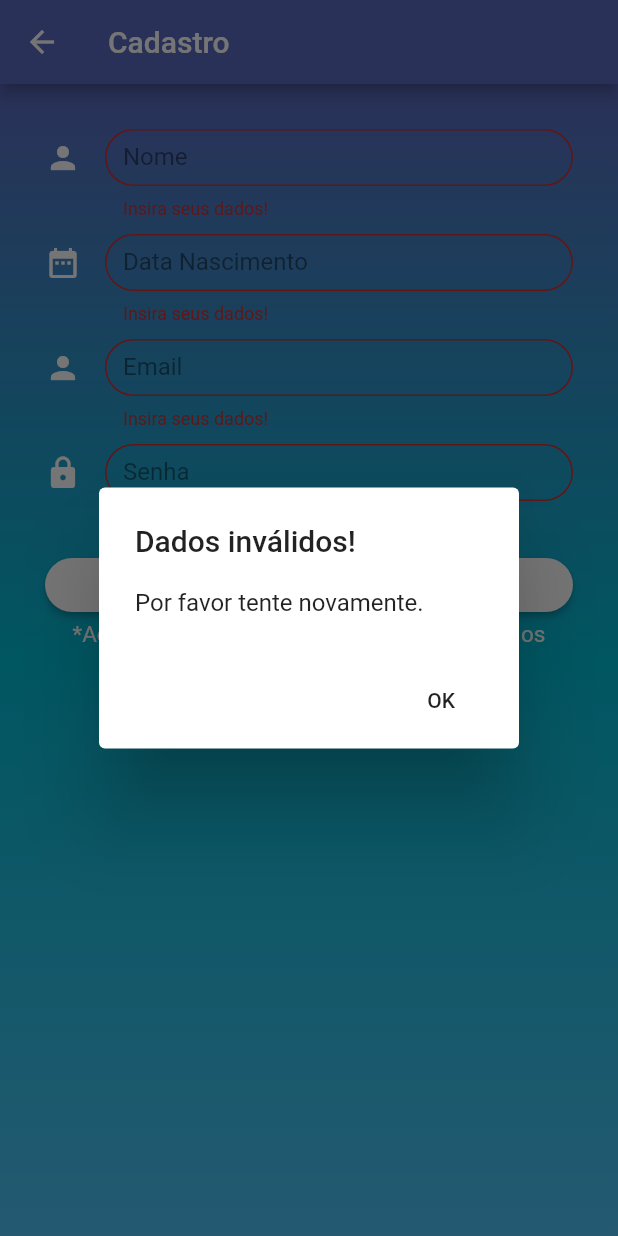
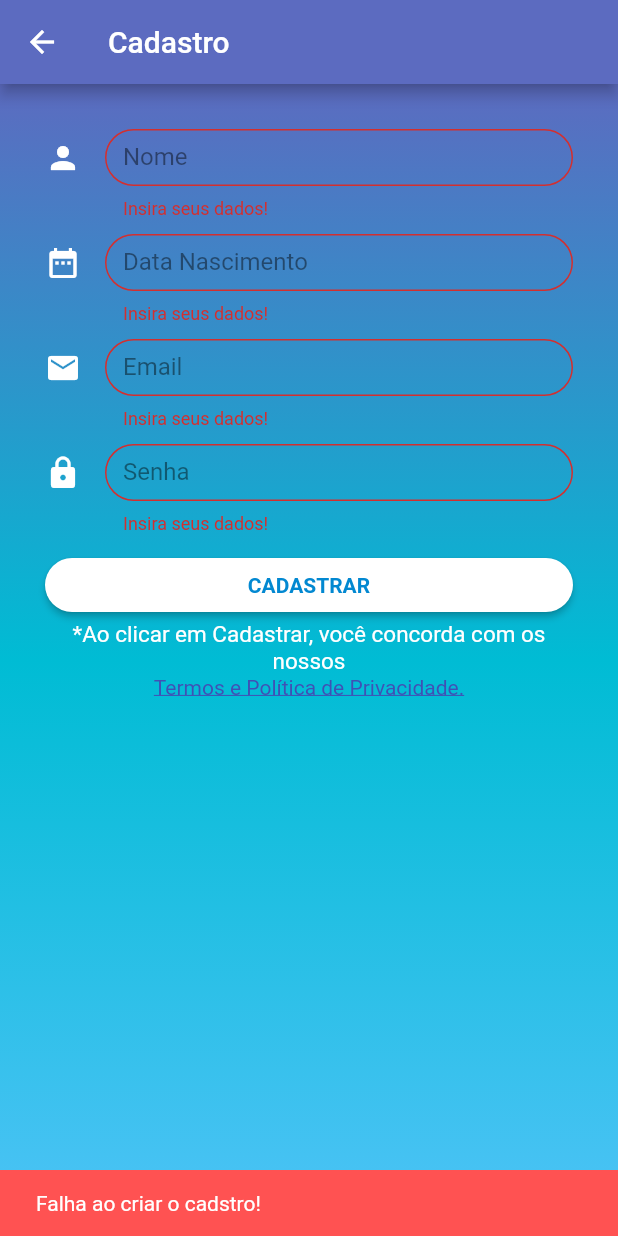
Before and after one commit to Henrique-R-S/destinder, a Flutter app: the Cadastro screen opened by its route, after a tap on "CADASTRAR", on a phone screen of 412 x 824 dp. Run offline on Flutter 3.47's test engine with Material 2 defaults, Android fonts, the phone set to English and light mode, and no system bars; our stand-ins replace cloud_firestore; accounts and stored records are empty.

Commit message:
Atualização

```diff
--- a/lib/cadastro.dart
+++ b/lib/cadastro.dart
@@ -2,8 +2,6 @@ import 'dart:convert';
 import 'package:crypto/crypto.dart';
 import 'package:cloud_firestore/cloud_firestore.dart';
 import 'package:flutter/material.dart';
-import 'package:flutter_dialogs/flutter_dialogs.dart';
-import 'package:projeto/alerta.dart';
 import 'caixaDeTexto.dart';
 
 class DadosUsuario {
@@ -77,7 +75,10 @@ class _CadastroState extends State<Cadastro> {
         title: Text("Cadastro"),
         backgroundColor: Colors.indigo[400],
       ),
-      body: Container(
+      body: StreamBuilder<Object>(
+          stream: null,
+          builder: (context, snapshot) {
+            return Container(
               height: MediaQuery.of(context).size.height * 100,
               width: MediaQuery.of(context).size.width * 100,
               decoration: BoxDecoration(
@@ -95,7 +96,7 @@ class _CadastroState extends State<Cadastro> {
               alignment: Alignment.center,
               child: Form(
                 key: _formKey,
-          child: ListView(
+                child: Column(
                   children: <Widget>[
                     caixaDeTexto(
                         "Nome", _nome, TextInputType.text, Icons.person, false),
@@ -104,12 +105,14 @@ class _CadastroState extends State<Cadastro> {
                         TextInputType.datetime, Icons.date_range, false),
                     SizedBox(height: 10),
                     caixaDeTexto("Email", _email, TextInputType.emailAddress,
-                  Icons.person, false),
+                        Icons.email, false),
                     SizedBox(height: 10),
                     caixaDeTexto(
                         "Senha", _senha, TextInputType.text, Icons.lock, true),
                     SizedBox(height: 10),
-              RaisedButton(
+                    Container(
+                      width: MediaQuery.of(context).size.width * 100,
+                      child: RaisedButton(
                         textColor: Colors.lightBlue[700],
                         color: Colors.white,
                         child: Text(
@@ -124,20 +127,22 @@ class _CadastroState extends State<Cadastro> {
                           if (_formKey.currentState.validate()) {
                             inserir(
                                 context,
-                        DadosUsuario(_nome.text, _email.text,
-                            _dtNascimento.text, textToMd5(_senha.text)));
-                    FocusScope.of(context)
-                                      .requestFocus(new FocusNode());
-                    alerta(context, "Pronto!",
-                                      "Cadastro realizado com sucesso!");
-                    Navigator.pushReplacementNamed(context, "/login");
+                                DadosUsuario(
+                                    _nome.text,
+                                    _email.text,
+                                    _dtNascimento.text,
+                                    textToMd5(_senha.text)));
                           } else {
-                    FocusScope.of(context).requestFocus(new FocusNode());
-                    alerta(context, "Dados inválidos!",
-                        "Por favor tente novamente.");
+                            Scaffold.of(context).showSnackBar(
+                              SnackBar(
+                                content: Text("Falha ao criar o cadstro!"),
+                                backgroundColor: Colors.redAccent,
+                              ),
+                            );
                           }
                         },
                         padding: EdgeInsets.all(0.0),
+                      ),
                     ),
                     SizedBox(width: 10),
                     Center(
@@ -161,7 +166,8 @@ class _CadastroState extends State<Cadastro> {
                   ],
                 ),
               ),
-      ),
+            );
+          }),
     );
   }
 
@@ -171,6 +177,13 @@ class _CadastroState extends State<Cadastro> {
       "dtNascimento": dadosUsuario.dtNascimento,
       "senha": dadosUsuario.senha,
     });
+    Scaffold.of(context).showSnackBar(
+      SnackBar(
+        content: Text("Cadastro realizado com sucesso!"),
+        backgroundColor: Colors.redAccent,
+      ),
+    );
+    Navigator.pushReplacementNamed(context, "/login");
   }
 
   // Realiza criptografia da senha
--- a/lib/login.dart
+++ b/lib/login.dart
@@ -4,7 +4,6 @@ import 'package:cloud_firestore/cloud_firestore.dart';
 import 'package:crypto/crypto.dart';
 import 'package:flutter/material.dart';
 import 'package:projeto/alerta.dart';
-import 'package:projeto/caixaDeTexto.dart';
 import 'package:projeto/dadosUsuario.dart';
 
 //
@@ -150,7 +149,7 @@ class _LoginState extends State<Login> {
                           ),
                           onPressed: () async {
                             if (_formKey.currentState.validate()) {
-                              var busca = await db
+                              var busca = db
                                   .collection("Usuarios")
                                   .document(_email);
                               busca.get().then((document) {
```
Lines whose indentation alone changed are shown as unchanged.
